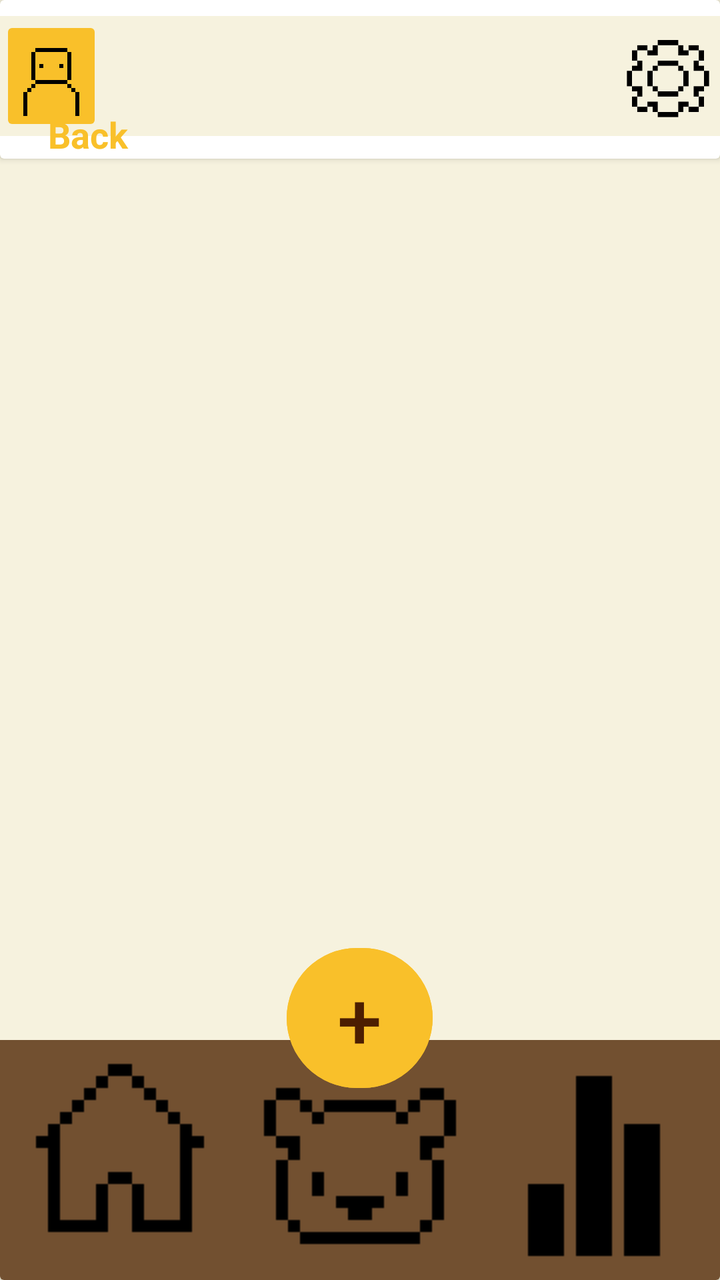
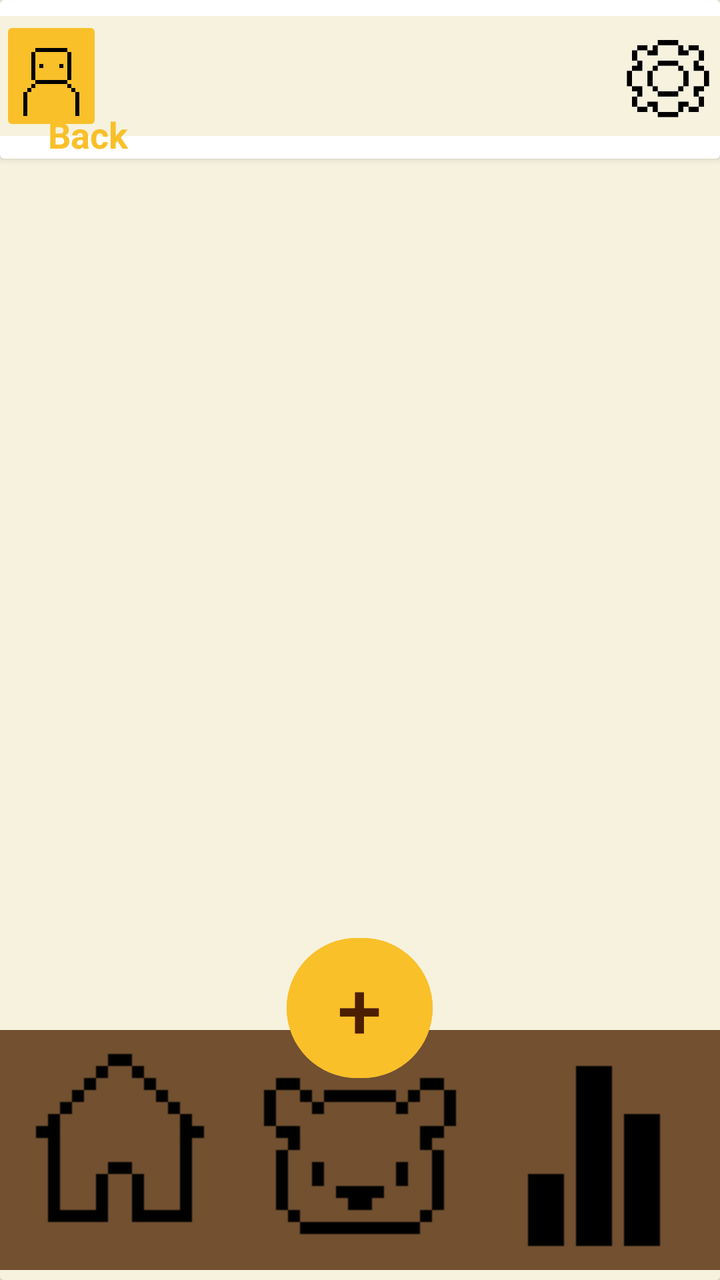

Screens rendered from an Android XML layout before and after an edit, with the pre-edit source and the edit as a unified diff.
<!-- AndroidManifest.xml: application theme Theme.BeeBudgetingLimited -->
<!-- res/layout/activity_view_all_home_screen.xml -->
<?xml version="1.0" encoding="utf-8"?>
<androidx.drawerlayout.widget.DrawerLayout xmlns:android="http://schemas.android.com/apk/res/android"
    xmlns:app="http://schemas.android.com/apk/res-auto"
    xmlns:tools="http://schemas.android.com/tools"
    android:id="@+id/main"
    android:layout_width="match_parent"
    android:layout_height="match_parent"
    android:rotation="0"
    android:rotationX="0"
    android:rotationY="0"
    tools:context=".HomeScreen"
    android:background="@color/Cream">

    <androidx.cardview.widget.CardView
        android:layout_width="match_parent"
        android:layout_height="wrap_content"
        app:cardBackgroundColor="@color/Cream">
        <LinearLayout
            android:layout_width="match_parent"
            android:layout_height="match_parent"
            android:orientation="vertical"
            android:background="@color/Cream">

            
            <androidx.cardview.widget.CardView
                android:layout_width="match_parent"
                android:layout_height="wrap_content" >

                <LinearLayout
                    android:id="@+id/topBar"
                    android:layout_width="match_parent"
                    android:layout_height="60dp"
                    android:layout_marginVertical="8dp"
                    android:background="@color/Cream"
                    android:orientation="horizontal">

                    <ImageButton
                        android:id="@+id/ProfileBtn"
                        android:layout_width="0dp"
                        android:layout_height="wrap_content"
                        android:layout_weight="0.2"
                        android:backgroundTint="@color/Bright_yellow"
                        android:scaleType="centerCrop"
                        app:srcCompat="@drawable/profileicon" />

                    <ImageView
                        android:id="@+id/imageView3"
                        android:layout_width="0dp"
                        android:layout_height="wrap_content"
                        android:layout_weight="1"
                        android:alpha="0"
                        app:srcCompat="@drawable/house" />

                    <ImageButton
                        android:id="@+id/Settingsbtn"
                        android:layout_width="0dp"
                        android:layout_height="match_parent"
                        android:layout_weight="0.2"
                        android:background="@android:color/transparent"
                        android:scaleType="fitCenter"
                        app:srcCompat="@drawable/cogicon" />

                </LinearLayout>

                <TextView
                    android:id="@+id/tvBack"
                    android:layout_width="50dp"
                    android:layout_height="wrap_content"
                    android:text="Back"
                    android:textColor="@color/Bright_yellow"
                    android:textSize="18sp"
                    android:textStyle="bold"
                    android:clickable="true"
                    android:focusable="true"
                    android:background="?attr/selectableItemBackground"
                    android:layout_marginStart="24dp"
                    android:layout_marginTop="55dp" />
            </androidx.cardview.widget.CardView>

            

            
            <androidx.recyclerview.widget.RecyclerView
                android:id="@+id/rvAllTransactions"
                android:layout_width="match_parent"
                android:layout_height="0dp"
                android:layout_weight="1"
                android:layout_marginHorizontal="16dp"
                android:layout_marginTop="10dp"
                android:layout_marginBottom="170dp"
                android:clipToPadding="false"
                tools:listitem="@layout/item_transaction" />

        </LinearLayout>

        <LinearLayout
            android:layout_width="match_parent"
            android:layout_height="519dp"
            android:orientation="vertical">

        </LinearLayout>

        <RelativeLayout
            android:id="@+id/bottomBar"
            android:layout_width="match_parent"
            android:layout_height="170dp"
            android:layout_gravity="bottom">

            <LinearLayout
                android:layout_width="match_parent"
                android:layout_height="match_parent"
                android:gravity="bottom"
                android:orientation="horizontal">

                <ImageButton
                    android:id="@+id/Homebtn"
                    android:layout_width="wrap_content"
                    android:layout_height="wrap_content"
                    android:layout_weight="1"
                    android:background="#725030"
                    app:srcCompat="@drawable/houseicon" />

                <ImageButton
                    android:id="@+id/Barrybtn"
                    android:layout_width="wrap_content"
                    android:layout_height="wrap_content"
                    android:layout_weight="1"
                    android:background="#725030"
                    app:srcCompat="@drawable/bearicon" />

                <ImageButton
                    android:id="@+id/Analyticsbtn"
                    android:layout_width="wrap_content"
                    android:layout_height="wrap_content"
                    android:layout_weight="1"
                    android:background="#725030"
                    app:srcCompat="@drawable/analyticsicon" />

            </LinearLayout>

            <Button
                android:id="@+id/Addbtn"
                android:layout_width="73dp"
                android:layout_height="78dp"
                android:layout_centerHorizontal="true"
                android:layout_marginTop="0dp"

                android:backgroundTint="@color/Bright_yellow"
                android:text="+"
                android:textColor="@color/Dark_brown"
                android:textColorLink="#f2c560"
                android:textSize="40dp" />

        </RelativeLayout>

    </androidx.cardview.widget.CardView>
</androidx.drawerlayout.widget.DrawerLayout>
<!-- res/layout/item_transaction.xml (included above) -->
<?xml version="1.0" encoding="utf-8"?>
<androidx.cardview.widget.CardView xmlns:android="http://schemas.android.com/apk/res/android"
    xmlns:app="http://schemas.android.com/apk/res-auto"
    android:layout_width="match_parent"
    android:layout_height="wrap_content"
    android:layout_marginVertical="4dp"
    android:layout_marginHorizontal="5dp"
    app:cardBackgroundColor="@color/Gray_brown"
    app:cardCornerRadius="16dp"
    app:cardElevation="0dp">

    <RelativeLayout
        android:layout_width="match_parent"
        android:layout_height="wrap_content"
        android:padding="16dp">

        
        <TextView
            android:id="@+id/tvCategoryTitle"
            android:layout_width="wrap_content"
            android:layout_height="wrap_content"
            android:text="Dining out"
            android:textColor="@android:color/white"
            android:textSize="16sp"
            android:textStyle="bold" />

        
        <TextView
            android:id="@+id/tvTransactionNote"
            android:layout_width="wrap_content"
            android:layout_height="wrap_content"
            android:layout_below="@id/tvCategoryTitle"
            android:layout_marginTop="2dp"
            android:text="Note: Gift for mom"
            android:textColor="#C5B395"
            android:textSize="12sp"
            android:visibility="gone" />

        
        <TextView
            android:id="@+id/tvTransactionAmount"
            android:layout_width="wrap_content"
            android:layout_height="wrap_content"
            android:layout_alignParentEnd="true"
            android:layout_centerVertical="true"
            android:text="-R250"
            android:textColor="@color/Bright_yellow"
            android:textSize="18sp"
            android:textStyle="bold" />

    </RelativeLayout>
</androidx.cardview.widget.CardView>
<!-- resources referenced by this layout -->
<resources>
  <color name="Bright_yellow">#f9c02a</color>
  <color name="Cream">#f6f2de</color>
  <color name="Dark_brown">#4c1e01</color>
  <color name="Gray_brown">#725030</color>
  <!-- drawable analyticsicon: png bitmap (drawable, 346 bytes) -->
  <!-- drawable bearicon: png bitmap (drawable, 423 bytes) -->
  <!-- drawable cogicon: png bitmap (drawable, 702 bytes) -->
  <!-- drawable house: png bitmap (drawable, 413934 bytes) -->
  <!-- drawable houseicon: png bitmap (drawable, 405 bytes) -->
  <!-- drawable profileicon: png bitmap (drawable, 471 bytes) -->
  <style name="Theme.BeeBudgetingLimited" parent="Base.Theme.BeeBudgetingLimited" />
  <style name="Base.Theme.BeeBudgetingLimited" parent="Theme.Material3.DayNight.NoActionBar">
          
          
      </style>
</resources>

<!-- the commit's change to res/layout/activity_view_all_home_screen.xml (unified diff, before → after) -->
@@ -104,7 +104,8 @@
             android:id="@+id/bottomBar"
             android:layout_width="match_parent"
             android:layout_height="170dp"
-            android:layout_gravity="bottom">
+            android:layout_gravity="bottom"
+            android:layout_marginVertical="5dp">
 
             <LinearLayout
                 android:layout_width="match_parent"
@@ -161,8 +162,8 @@
     xmlns:app="http://schemas.android.com/apk/res-auto"
     android:layout_width="match_parent"
     android:layout_height="wrap_content"
+    android:layout_marginHorizontal="5dp"
     android:layout_marginVertical="4dp"
-    android:layout_marginHorizontal="5dp"
     app:cardBackgroundColor="@color/Gray_brown"
     app:cardCornerRadius="16dp"
     app:cardElevation="0dp">
@@ -207,4 +208,17 @@
             android:textStyle="bold" />
 
     </RelativeLayout>
+
+    <LinearLayout
+        android:layout_width="match_parent"
+        android:layout_height="match_parent"
+        android:layout_marginVertical="50dp"
+        android:orientation="vertical">
+
+        <ImageView
+            android:id="@+id/ivTransactionPhoto"
+            android:layout_width="match_parent"
+            android:layout_height="wrap_content"
+            app:srcCompat="@drawable/cameraicon" />
+    </LinearLayout>
 </androidx.cardview.widget.CardView>
<!-- resource entries referenced after the edit -->
@@ -6,6 +6,7 @@
   <color name="Gray_brown">#725030</color>
   <!-- drawable analyticsicon: png bitmap (drawable, 346 bytes) -->
   <!-- drawable bearicon: png bitmap (drawable, 423 bytes) -->
+  <!-- drawable cameraicon: png bitmap (drawable, 405 bytes) -->
   <!-- drawable cogicon: png bitmap (drawable, 702 bytes) -->
   <!-- drawable house: png bitmap (drawable, 413934 bytes) -->
   <!-- drawable houseicon: png bitmap (drawable, 405 bytes) -->
